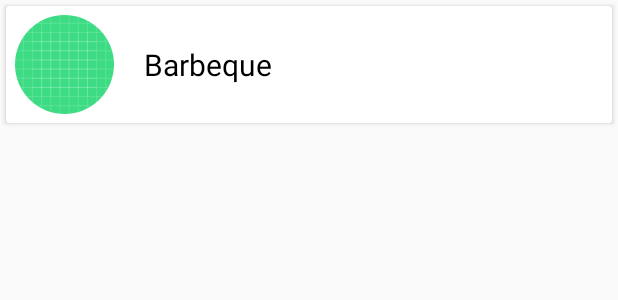
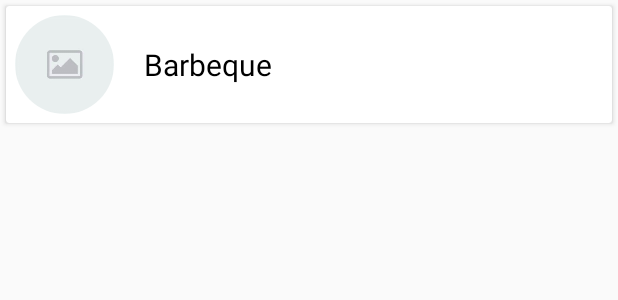
Before and after one commit to Cuncis/Recipe-App-Coroutine, an Android app: the layout item_category.xml on its own in the app's theme, with its tools: preview values and no code run, on a phone screen of 412 x 824 dp. Shown: the top 300 px of the screen. Run offline under Robolectric (Android 15) with nearby library versions, the phone set to English and light mode, and no system bars.

Commit message:
bugfix refactor category recipe

```diff
--- a/app/src/main/AndroidManifest.xml
+++ b/app/src/main/AndroidManifest.xml
@@ -12,7 +12,7 @@
         android:roundIcon="@mipmap/ic_launcher_round"
         android:supportsRtl="true"
         android:theme="@style/AppTheme">
-        <activity android:name=".ui.MainActivity">
+        <activity android:name=".ui.base.MainActivity">
             <intent-filter>
                 <action android:name="android.intent.action.MAIN" />
 
--- a/app/src/main/java/com/cuncis/recipeappcoroutine/data/model/Category.kt
+++ b/app/src/main/java/com/cuncis/recipeappcoroutine/data/model/Category.kt
@@ -1,6 +1,6 @@
 package com.cuncis.recipeappcoroutine.data.model
 
 data class Category(
-    val categoryTitle: String,
-    val categoryPoster: String
+    val categoryTitle: String?,
+    val categoryPoster: String?
 )
--- a/app/src/main/java/com/cuncis/recipeappcoroutine/ui/MainActivity.kt
+++ b/app/src/main/java/com/cuncis/recipeappcoroutine/ui/base/MainActivity.kt
@@ -1,4 +1,4 @@
-package com.cuncis.recipeappcoroutine.ui
+package com.cuncis.recipeappcoroutine.ui.base
 
 import androidx.appcompat.app.AppCompatActivity
 import android.os.Bundle
--- a/app/src/main/java/com/cuncis/recipeappcoroutine/ui/category/CategoryViewModel.kt
+++ b/app/src/main/java/com/cuncis/recipeappcoroutine/ui/category/CategoryViewModel.kt
@@ -3,7 +3,6 @@ package com.cuncis.recipeappcoroutine.ui.category
 import androidx.hilt.lifecycle.ViewModelInject
 import androidx.lifecycle.LiveData
 import androidx.lifecycle.MutableLiveData
-import com.cuncis.recipeappcoroutine.adapter.CategoryAdapter
 import com.cuncis.recipeappcoroutine.data.model.Category
 import com.cuncis.recipeappcoroutine.ui.base.BaseViewModel
 import com.cuncis.recipeappcoroutine.util.Constants
--- a/app/src/main/java/com/cuncis/recipeappcoroutine/adapter/RecipeAdapter.kt
+++ b/app/src/main/java/com/cuncis/recipeappcoroutine/ui/recipe/RecipeAdapter.kt
@@ -1,4 +1,4 @@
-package com.cuncis.recipeappcoroutine.adapter
+package com.cuncis.recipeappcoroutine.ui.recipe
 
 import android.text.Html
 import android.view.LayoutInflater
--- a/app/src/main/java/com/cuncis/recipeappcoroutine/ui/recipe/RecipeViewModel.kt
+++ b/app/src/main/java/com/cuncis/recipeappcoroutine/ui/recipe/RecipeViewModel.kt
@@ -4,13 +4,11 @@ import androidx.hilt.lifecycle.ViewModelInject
 import androidx.lifecycle.LiveData
 import androidx.lifecycle.MutableLiveData
 import androidx.lifecycle.viewModelScope
-import com.cuncis.recipeappcoroutine.adapter.RecipeAdapter
 import com.cuncis.recipeappcoroutine.data.api.ApiRepoRecipe
 import com.cuncis.recipeappcoroutine.data.model.Recipe
 import com.cuncis.recipeappcoroutine.ui.base.BaseViewModel
 import com.cuncis.recipeappcoroutine.util.Resource
 import kotlinx.coroutines.launch
-import javax.inject.Inject
 
 class RecipeViewModel @ViewModelInject constructor(private val apiRepoRecipe: ApiRepoRecipe)
     : BaseViewModel<RecipeNavigator>() {
--- a/app/src/main/res/layout/activity_main.xml
+++ b/app/src/main/res/layout/activity_main.xml
@@ -4,7 +4,7 @@
     xmlns:tools="http://schemas.android.com/tools"
     android:layout_width="match_parent"
     android:layout_height="match_parent"
-    tools:context=".ui.MainActivity">
+    tools:context=".ui.base.MainActivity">
 
     <fragment
         android:id="@+id/nav_host_base_fragment"
--- a/app/src/main/res/layout/item_category.xml
+++ b/app/src/main/res/layout/item_category.xml
@@ -1,5 +1,15 @@
 <?xml version="1.0" encoding="utf-8"?>
-<androidx.cardview.widget.CardView xmlns:android="http://schemas.android.com/apk/res/android"
+<layout xmlns:android="http://schemas.android.com/apk/res/android"
+    xmlns:tools="http://schemas.android.com/tools"
+    xmlns:app="http://schemas.android.com/apk/res-auto">
+
+    <data>
+        <variable
+            name="data"
+            type="com.cuncis.recipeappcoroutine.data.model.Category" />
+    </data>
+
+    <androidx.cardview.widget.CardView
         android:layout_width="match_parent"
         android:layout_height="wrap_content"
         android:layout_margin="4dp"
@@ -12,21 +22,21 @@
             android:padding="6dp">
 
             <de.hdodenhof.circleimageview.CircleImageView
-            android:id="@+id/img_posterFood"
                 android:layout_width="66dp"
                 android:layout_height="66dp"
-            android:src="@drawable/ic_launcher_background"/>
+                android:src="@drawable/img_placeholder"
+                app:setImageDrawable="@{data.categoryPoster}"/>
 
             <TextView
                 android:layout_width="wrap_content"
                 android:layout_height="wrap_content"
                 android:textColor="#000"
-            android:text="Barbeque"
+                android:text="@{data.categoryTitle}"
+                tools:text="Barbeque"
                 android:layout_marginStart="20dp"
                 android:textSize="20sp"
-            android:layout_gravity="center_vertical"
-            android:id="@+id/category_title"/>
+                android:layout_gravity="center_vertical"/>
 
         </LinearLayout>
-
     </androidx.cardview.widget.CardView>
+</layout>
--- a/app/src/main/res/values/strings.xml
+++ b/app/src/main/res/values/strings.xml
@@ -3,6 +3,6 @@
     <string name="title">title</string>
     <string name="publisher">publisher</string>
     <string name="score">0</string>
-    <!-- TODO: Remove or change this placeholder text -->
     <string name="hello_blank_fragment">Hello blank fragment</string>
+    <string name="pathDrawable">android.resource://com.cuncis.recipeappcoroutine/drawable/%s</string>
 </resources>
```
Also changed, not shown: app/src/main/java/com/cuncis/recipeappcoroutine/adapter/CategoryAdapter.kt (deleted, +0 -68 lines), app/src/main/java/com/cuncis/recipeappcoroutine/ui/category/CategoryAdapter.kt (added, +46 -0 lines), app/src/main/java/com/cuncis/recipeappcoroutine/ui/category/CategoryFragment.kt (+6 -1 lines), app/src/main/java/com/cuncis/recipeappcoroutine/ui/recipe/RecipeActivity.kt (+0 -17 lines), app/src/main/java/com/cuncis/recipeappcoroutine/util/BindingUtils.kt (added, +12 -0 lines). Lines whose indentation alone changed are shown as unchanged.
